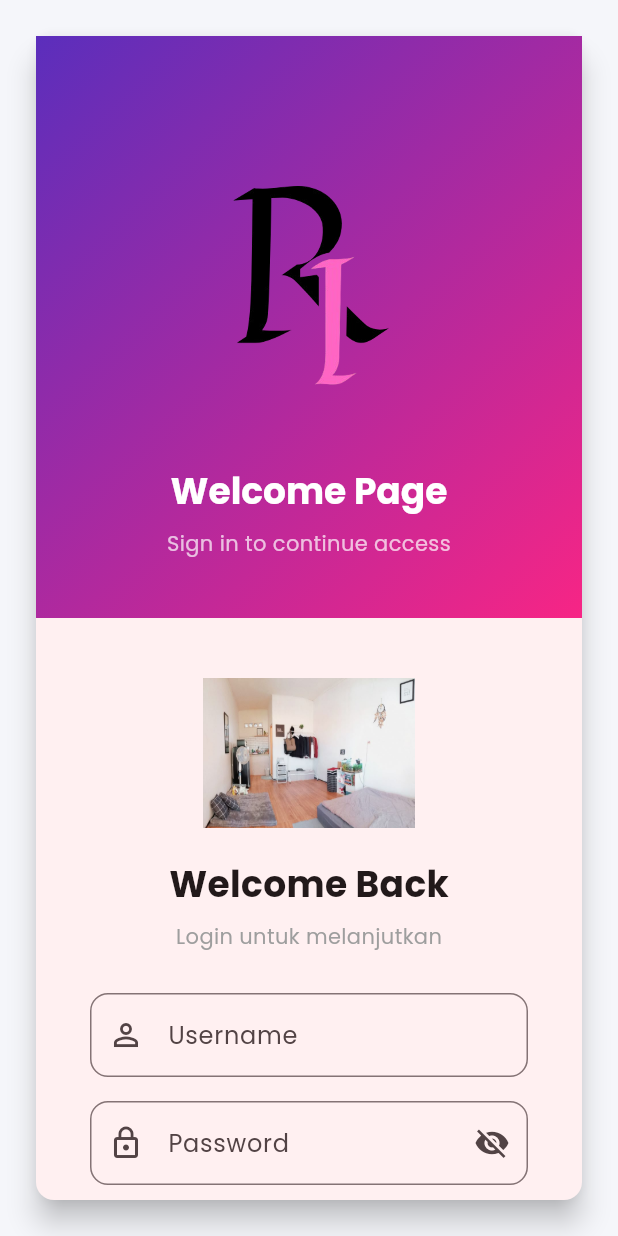
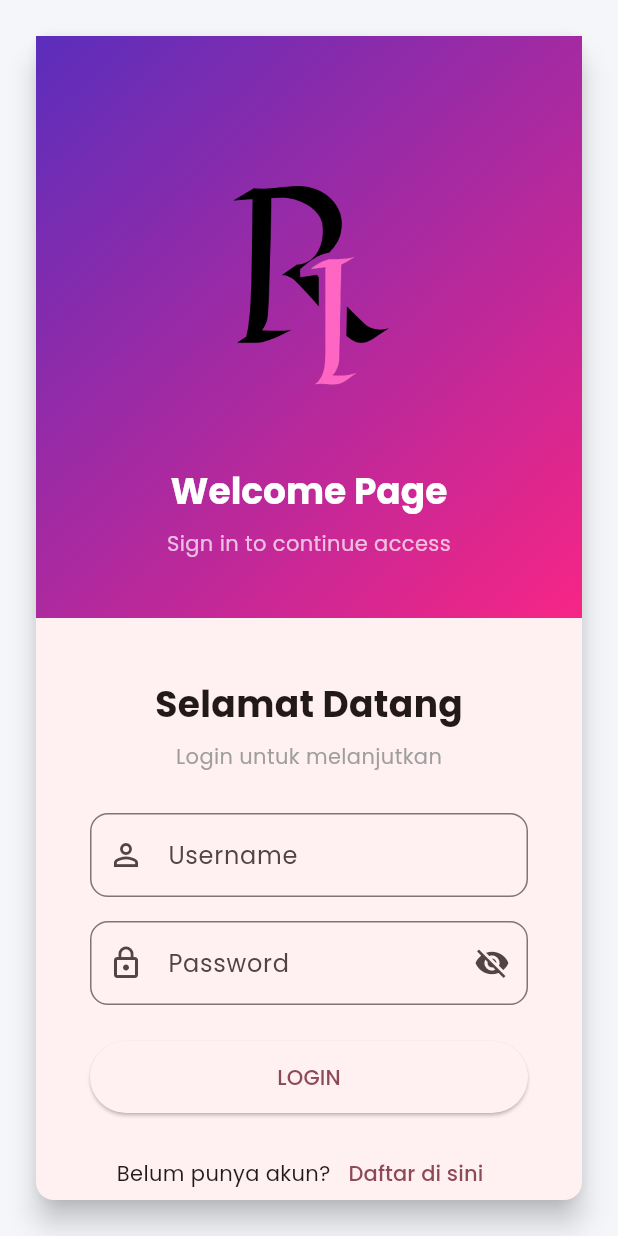
Before and after one commit to Drappy-cat/Aplikasi-kelola-kamar-kost-Flutter, a Flutter app: the screen it shows after launch, on a phone screen of 412 x 824 dp. Run offline on Flutter 3.47's test engine with Material 3 defaults, Android fonts, the phone set to English and light mode, and no system bars; our stand-ins replace google_fonts, shared_preferences; accounts and stored records are empty.

Commit message:
perubahan pada keterangan

```diff
--- a/lib/features/auth/login_screen.dart
+++ b/lib/features/auth/login_screen.dart
@@ -1,15 +1,9 @@
 // ===== 2. HALAMAN LOGIN =====
-// Halaman ini berfungsi sebagai gerbang masuk bagi pengguna yang sudah memiliki akun.
-// Pengguna memasukkan username dan password, yang kemudian akan diverifikasi oleh `AuthService`.
-
 import 'package:flutter/material.dart';
 import 'package:tes/shared/widgets/auth_ui.dart';
 import 'package:tes/shared/services/auth_service.dart';
 
 // ===== 7. INHERITANCE (Pewarisan) =====
-// `LoginScreen` adalah turunan (subclass) dari `StatefulWidget`.
-// Ini berarti `LoginScreen` mewarisi semua sifat dan perilaku dari `StatefulWidget`,
-// memungkinkannya untuk memiliki state (data internal) yang bisa berubah seiring waktu.
 class LoginScreen extends StatefulWidget {
   const LoginScreen({super.key});
 
@@ -18,56 +12,39 @@ class LoginScreen extends StatefulWidget {
 }
 
 class _LoginScreenState extends State<LoginScreen> {
-  // GlobalKey digunakan untuk mengidentifikasi Form dan melakukan validasi.
   final _formKey = GlobalKey<FormState>();
-  // TextEditingController digunakan untuk mengelola input dari TextFormField.
+
   final _u = TextEditingController();
   final _p = TextEditingController();
-  bool _hide = true; // State untuk menyembunyikan/menampilkan password
-  bool _loading = false; // State untuk menampilkan indikator loading saat proses login
-
+  bool _hide = true;
+  bool _loading = false;
   @override
   void dispose() {
-    // Penting untuk melepaskan controller saat widget tidak lagi digunakan
-    // untuk mencegah kebocoran memori (memory leak).
+
     _u.dispose();
     _p.dispose();
     super.dispose();
   }
 
-  // Fungsi untuk menangani logika saat tombol LOGIN ditekan
   Future<void> _handleLogin() async {
-    // 1. Validasi form: jika ada input yang tidak valid, proses berhenti.
     if (!_formKey.currentState!.validate()) return;
-    setState(() => _loading = true); // Tampilkan loading
+    setState(() => _loading = true);
 
     try {
-      // 2. Panggil service autentikasi untuk memverifikasi kredensial.
       await AuthService.signIn(username: _u.text.trim(), password: _p.text.trim());
       if (!mounted) return;
-
-      // 3. Jika berhasil, arahkan pengguna ke halaman utama ('/home').
-      //    `pushNamedAndRemoveUntil` menghapus semua halaman sebelumnya sehingga pengguna
-      //    tidak bisa kembali ke halaman login dengan menekan tombol "back".
       Navigator.pushNamedAndRemoveUntil(context, '/home', (route) => false);
     } catch (e) {
-      // 4. Jika gagal, tampilkan pesan error menggunakan SnackBar.
       if (!mounted) return;
       ScaffoldMessenger.of(context).showSnackBar(SnackBar(content: Text(e.toString())));
     } finally {
-      // 5. Apapun hasilnya (berhasil atau gagal), hentikan loading.
       if (mounted) setState(() => _loading = false);
     }
   }
 
   // ===== 8. POLYMORPHISM (Polimorfisme) =====
-  // Metode `build` ini adalah contoh polimorfisme. `_LoginScreenState` "meng-override"
-  // (menimpa) metode `build` yang ada di kelas induknya (`State`).
-  // Ini memungkinkan `_LoginScreenState` untuk menyediakan implementasi spesifiknya sendiri
-  // tentang bagaimana UI harus dirender, meskipun kerangka dasarnya sama.
   @override
   Widget build(BuildContext context) {
-    // ... (kode UI untuk halaman login)
     final isRegistered = ModalRoute.of(context)?.settings.arguments as Map<String, bool>?;
     if (isRegistered?['registered'] == true) {
       WidgetsBinding.instance.addPostFrameCallback((_) {
@@ -119,7 +96,6 @@ class _LoginScreenState extends State<LoginScreen> {
     );
   }
 
-  // Widget terpisah untuk membangun form di sisi kanan
   Widget _buildRightForm() {
     return Container(
       padding: const EdgeInsets.fromLTRB(36, 40, 36, 40),
@@ -128,20 +104,7 @@ class _LoginScreenState extends State<LoginScreen> {
         child: Column(
           mainAxisAlignment: MainAxisAlignment.center,
           children: [
-            // +++++ GAMBAR TES DIAGNOSTIK +++++
-            // Coba tampilkan satu gambar langsung di sini.
-            Image.asset(
-              'assets/kamar_kost/kamar1.png',
-              height: 100, // Beri tinggi agar tidak terlalu besar
-              errorBuilder: (context, error, stackTrace) {
-                // Jika ini muncul, berarti path gambar salah atau aset tidak terdaftar
-                return const Text('Tes Gagal: Gambar tidak ditemukan di path ini.', style: TextStyle(color: Colors.red));
-              },
-            ),
-            const SizedBox(height: 20),
-            // +++++++++++++++++++++++++++++++++++
-
-            const Text('Welcome Back', style: TextStyle(fontSize: 24, fontWeight: FontWeight.bold)),
+            const Text('Selamat Datang', style: TextStyle(fontSize: 24, fontWeight: FontWeight.bold)),
             const SizedBox(height: 8),
             const Text('Login untuk melanjutkan', style: TextStyle(color: Colors.grey)),
             const SizedBox(height: 28),
--- a/lib/features/auth/register_screen.dart
+++ b/lib/features/auth/register_screen.dart
@@ -136,7 +136,6 @@ class _RegisterScreenState extends State<RegisterScreen> {
                 prefixIcon: Icon(Icons.lock_outline),
                 labelText: 'Konfirmasi Password',
               ),
-              // Validasi untuk memastikan password konfirmasi sama dengan password awal.
               validator: (v) {
                 if (v == null || v.isEmpty) return 'Wajib diisi';
                 if (v != _p.text) return 'Password tidak cocok';
--- a/lib/features/auth/splash_screen.dart
+++ b/lib/features/auth/splash_screen.dart
@@ -31,11 +31,9 @@ class _SplashScreenState extends State<SplashScreen> with SingleTickerProviderSt
   }
 
   Future<void> _navigateToNextScreen() async {
-    // Menunggu animasi selesai + jeda singkat sebelum pindah halaman
     await Future.delayed(_controller.duration! + const Duration(milliseconds: 500));
     if (!mounted) return;
 
-    // Logika pengalihan halaman berdasarkan status login
     if (AuthService.currentUser == null) {
       Navigator.of(context).pushReplacementNamed('/login');
     } else {
--- a/lib/features/home/add_edit_screen.dart
+++ b/lib/features/home/add_edit_screen.dart
@@ -3,7 +3,7 @@ import 'package:tes/shared/models/room.dart';
 import 'package:tes/shared/services/dummy_service.dart';
 
 class AddEditScreen extends StatefulWidget {
-  final Room? room; // Jika null, mode Tambah. Jika tidak, mode Edit.
+  final Room? room;
 
   const AddEditScreen({super.key, this.room});
 
--- a/lib/features/home/admin_panel.dart
+++ b/lib/features/home/admin_panel.dart
@@ -157,7 +157,6 @@ class _AdminPanelState extends State<AdminPanel> {
     );
   }
 
-  // Menampilkan dialog detail tagihan
   void _showBillDetails(Bill bill) {
     showDialog(
       context: context,
--- a/lib/features/home/home_screen.dart
+++ b/lib/features/home/home_screen.dart
@@ -1,9 +1,4 @@
 // ===== 3. HOME SCREEN (ROUTER) =====
-// Ini adalah halaman utama setelah pengguna berhasil login.
-// Fungsinya bukan untuk menampilkan UI secara langsung, melainkan sebagai "router" atau "pemandu".
-// Berdasarkan peran (role) pengguna yang sedang login, halaman ini akan memutuskan
-// untuk menampilkan `AdminPanel` atau `UserHomePage`.
-
 import 'package:flutter/material.dart';
 import 'package:tes/features/home/admin_panel.dart';
 import 'package:tes/features/home/user_home_page.dart';
--- a/lib/features/home/homescreen2_non_login.dart
+++ b/lib/features/home/homescreen2_non_login.dart
@@ -2,14 +2,12 @@ import 'package:flutter/material.dart';
 import 'package:tes/app/my_app.dart';
 import 'package:tes/shared/services/auth_service.dart';
 
-// Model sederhana untuk demonstrasi Getter
 class SampleItem {
   final String _title;
   final String _subtitle;
 
   const SampleItem(this._title, this._subtitle);
 
-  // Getter untuk mengakses properti privat
   String get title => _title;
   String get subtitle => _subtitle;
 }
--- a/lib/features/home/rent_options_dialog.dart
+++ b/lib/features/home/rent_options_dialog.dart
@@ -25,7 +25,6 @@ class _RentOptionsDialogState extends State<RentOptionsDialog> {
 
   @override
   Widget build(BuildContext context) {
-    // Determine electricity details based on choices
     int electricityWatt = 450;
     if (_isPackageFull) {
       electricityWatt = 900;
@@ -34,7 +33,6 @@ class _RentOptionsDialogState extends State<RentOptionsDialog> {
       electricityWatt = 1200;
     }
 
-    // Calculate costs
     int totalRent = widget.room.baseRent;
     int waterCost = 0;
     int electricityCost = 0;
```
Also changed, not shown: lib/features/home/room_detail_screen.dart (+3 -13 lines), lib/features/home/user_home_page.dart (+0 -11 lines).
